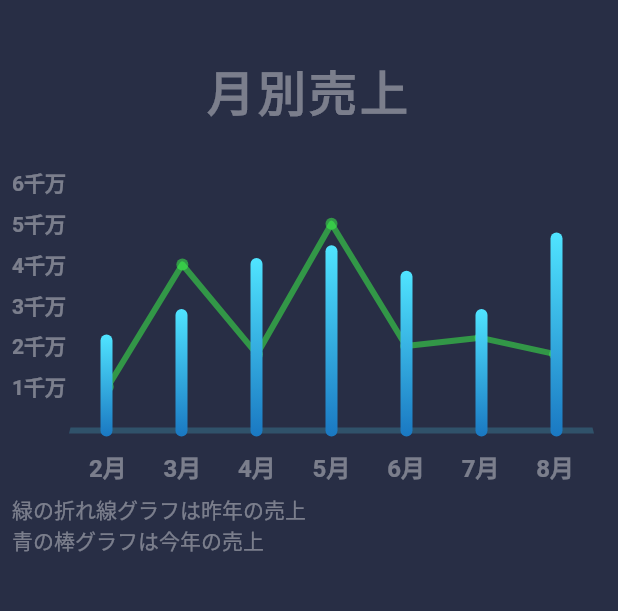
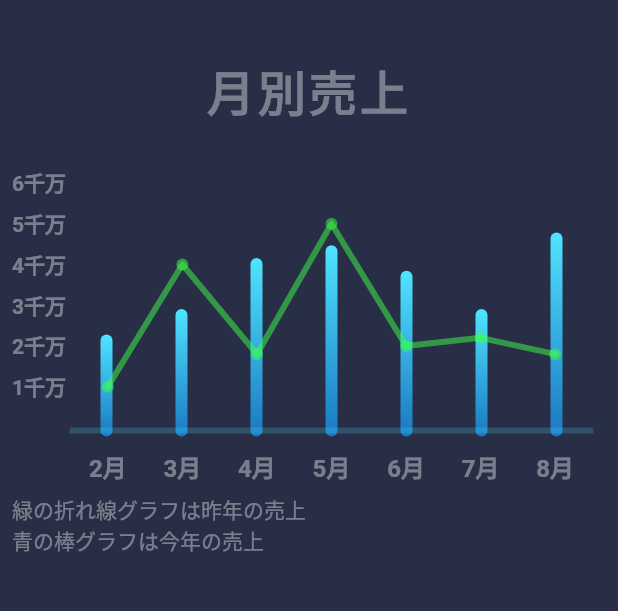
Before and after one commit to na8esin/flutter3_chart_practice, a Flutter app: the screen it shows after launch, on a phone screen of 412 x 824 dp, the part 84-695 px from its top. Run offline on Flutter 3.47's test engine with Material 2 defaults, Android fonts, the phone set to English and light mode, and no system bars; drawn by our look-alikes of fl_chart; our stand-ins replace go_router, google_fonts; Roboto replaces fonts that are missing (Assistant).

Commit message:
Stackの順番変更

```diff
--- a/lib/line_chart_sample1_simple.dart
+++ b/lib/line_chart_sample1_simple.dart
@@ -169,7 +169,7 @@ class LineChartSample1State extends State<LineChartSample1> {
           child: Padding(
             padding: EdgeInsets.only(right: 16, left: 6),
             child: Stack(
-              children: [_LineChart(), BarChartSample3()],
+              children: [BarChartSample3(), _LineChart()],
             ),
           ),
         ),
```
